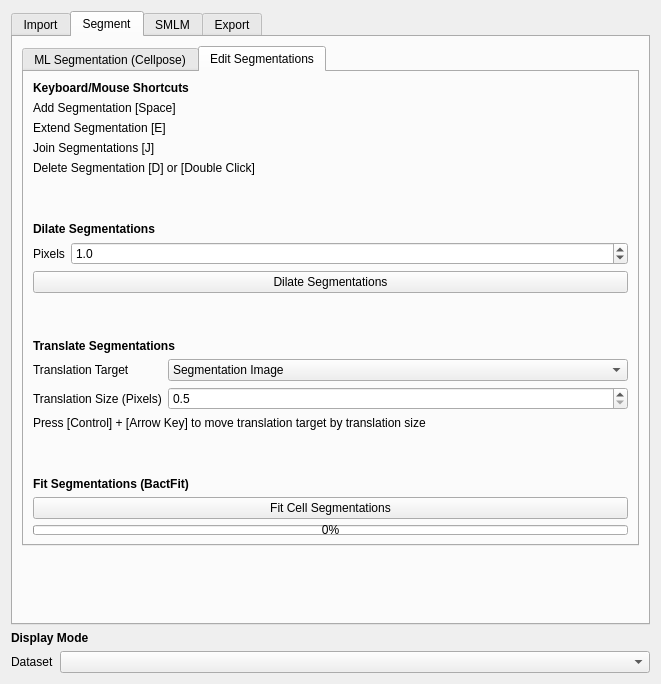
Old version of the form src/moltrack/GUI/widget_ui.ui in the repository piedrro/napari-moltrack.
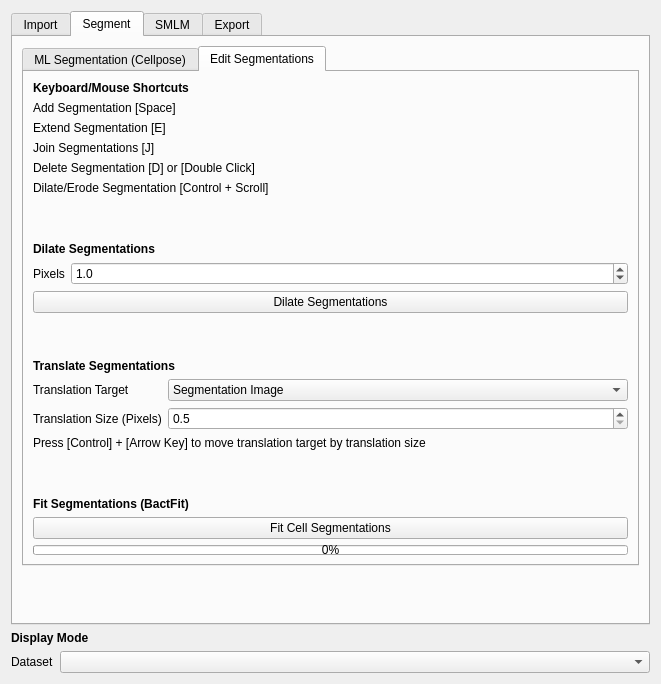
New version of the form. The open tabs and pages were chosen to show the change.

Commit message: added individual cell dilatation

The edit to the form file:
```diff
--- a/src/moltrack/GUI/widget_ui.ui
+++ b/src/moltrack/GUI/widget_ui.ui
@@ -846,6 +846,13 @@
              </property>
             </widget>
            </item>
+           <item>
+            <widget class="QLabel" name="label_19">
+             <property name="text">
+              <string>Dilate/Erode Segmentation [Control + Scroll]</string>
+             </property>
+            </widget>
+           </item>
            <item>
             <spacer name="verticalSpacer_7">
              <property name="orientation">
```
The commit also changes 2 other files.
